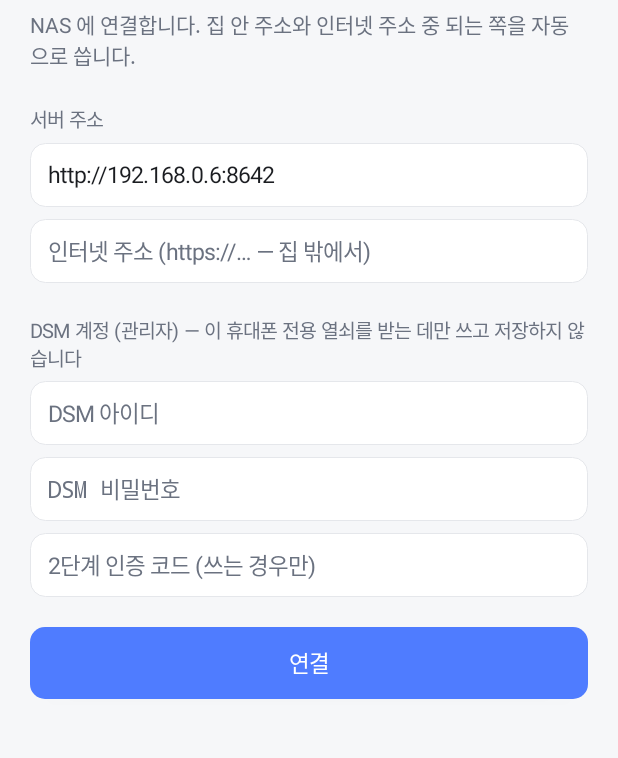
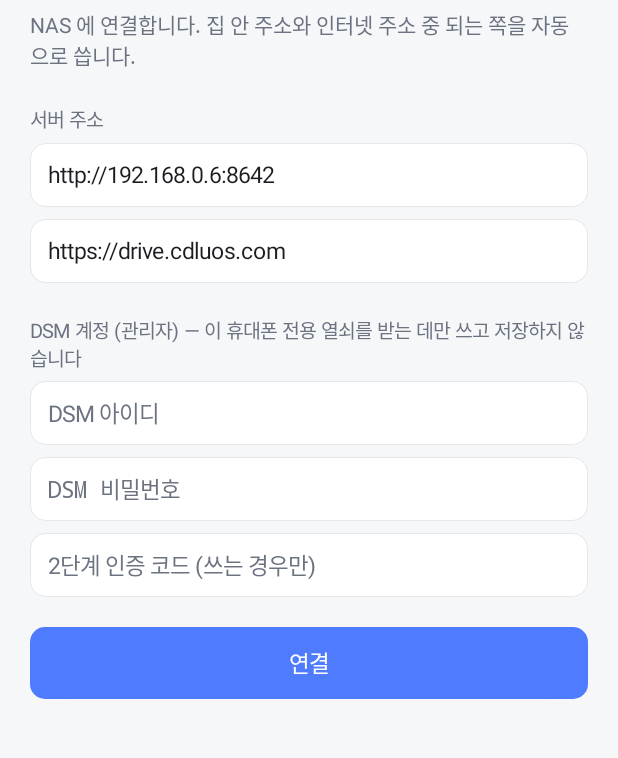
Before and after one commit to artchijun/mydrive, an Android app: the screen it shows after launch (SetupActivity), on a phone screen of 412 x 824 dp, the part 95-853 px from its top. Run offline under Robolectric (Android 15) with nearby library versions, the phone set to English and light mode, and no system bars.

Commit message:
feat: Android app 0.1.1 — internet address defaults to https://drive.cdluos.com
The NAS server is now published through the existing Cloudflare tunnel as drive.cdluos.com
(no WARP needed); server 0.6.10 blocks the admin console over the tunnel.

Co-Authored-By: Claude Opus 5.5 <noreply@anthropic.com>
Claude-Session: https://claude.ai/code/session_01J9kybqrdrEkjn8v5KjzzKR

```diff
--- a/android/app/build.gradle.kts
+++ b/android/app/build.gradle.kts
@@ -18,8 +18,8 @@ android {
         applicationId = "kr.artchijun.mydrive"
         minSdk = 29          // 안드로이드 10 이상 (다운로드 폴더에 바로 저장)
         targetSdk = 35
-        versionCode = 1
-        versionName = "0.1.0"
+        versionCode = 2
+        versionName = "0.1.1"
     }
     signingConfigs {
         if (ks.getProperty("storeFile") != null) create("release") {
--- a/android/app/src/main/java/kr/artchijun/mydrive/Prefs.kt
+++ b/android/app/src/main/java/kr/artchijun/mydrive/Prefs.kt
@@ -10,7 +10,7 @@ class Prefs(ctx: Context) {
         get() = p.getString("home", "http://192.168.0.6:8642") ?: ""
         set(v) = p.edit().putString("home", v.trim()).apply()
     var outside: String
-        get() = p.getString("outside", "") ?: ""
+        get() = p.getString("outside", "https://drive.cdluos.com") ?: ""
         set(v) = p.edit().putString("outside", v.trim()).apply()
     var token: String
         get() = p.getString("token", "") ?: ""
--- a/android/app/src/main/java/kr/artchijun/mydrive/SetupActivity.kt
+++ b/android/app/src/main/java/kr/artchijun/mydrive/SetupActivity.kt
@@ -14,7 +14,7 @@ class SetupActivity : Activity() {
         super.onCreate(savedInstanceState)
         val ui = Ui(this); val pf = Prefs(this)
         val home = ui.input("집 안 주소 (예: http://192.168.0.6:8642)", pf.home)
-        val out = ui.input("인터넷 주소 (https://… — 집 밖에서)", pf.outside)
+        val out = ui.input("인터넷 주소 (예: https://drive.cdluos.com)", pf.outside)
         val acc = ui.input("DSM 아이디", pf.user)
         val pw = ui.input("DSM 비밀번호", password = true)
         val otp = ui.input("2단계 인증 코드 (쓰는 경우만)")
```
